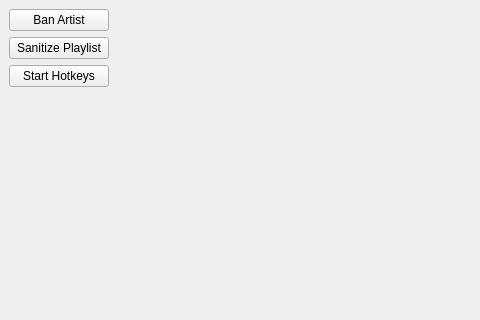
nosjojo/SpotifyBanHammer, file banhammer_service/banhammer_service/ui/mainwindow.ui: the form before one commit; both pictures show x 0 to 480 and y 0 to 320 of the 800 by 600 pixel window.
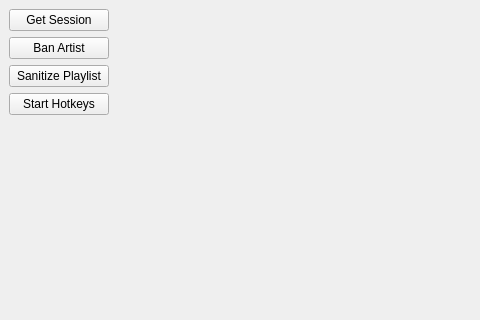
The form after the commit.

Patch:
```diff
--- a/banhammer_service/banhammer_service/ui/mainwindow.ui
+++ b/banhammer_service/banhammer_service/ui/mainwindow.ui
@@ -17,6 +17,13 @@
    <layout class="QHBoxLayout" name="horizontalLayout_2">
     <item>
      <layout class="QVBoxLayout" name="verticalLayout">
+      <item>
+       <widget class="QPushButton" name="get_session_btn">
+        <property name="text">
+         <string>Get Session</string>
+        </property>
+       </widget>
+      </item>
       <item>
        <widget class="QPushButton" name="pushButton_2">
         <property name="sizePolicy">
```
